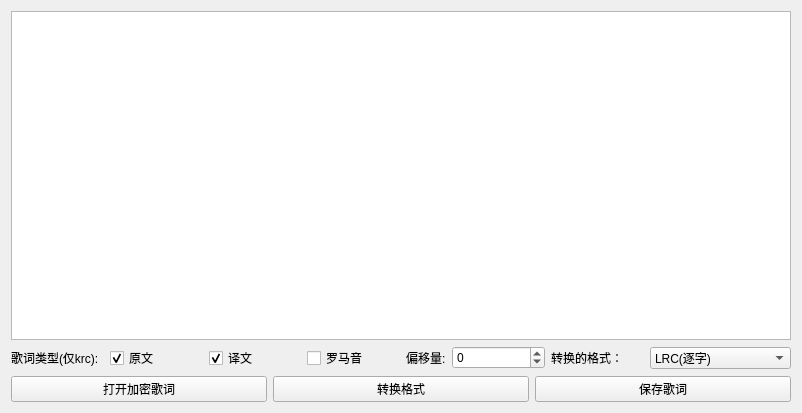
Old version of the form ui/encrypted_lyrics.ui in the repository chenmozhijin/LDDC.
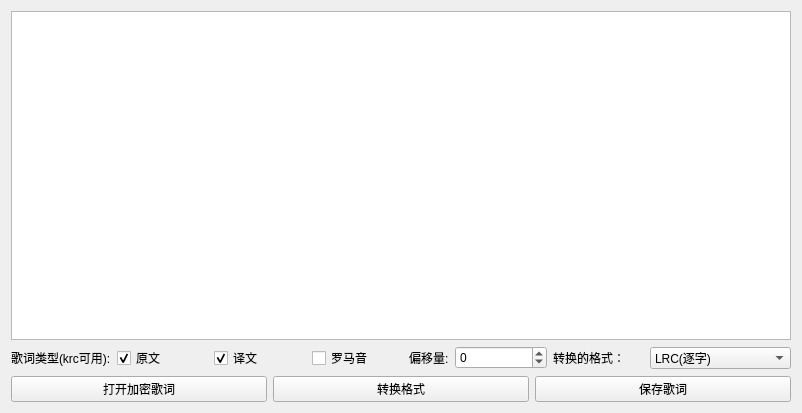
New version of the form.

What changed in the file:
```diff
--- a/ui/encrypted_lyrics.ui
+++ b/ui/encrypted_lyrics.ui
@@ -26,7 +26,7 @@
      <item>
       <widget class="QLabel" name="label">
        <property name="text">
-        <string>歌词类型(仅krc):</string>
+        <string>歌词类型(krc可用):</string>
        </property>
       </widget>
      </item>
```
